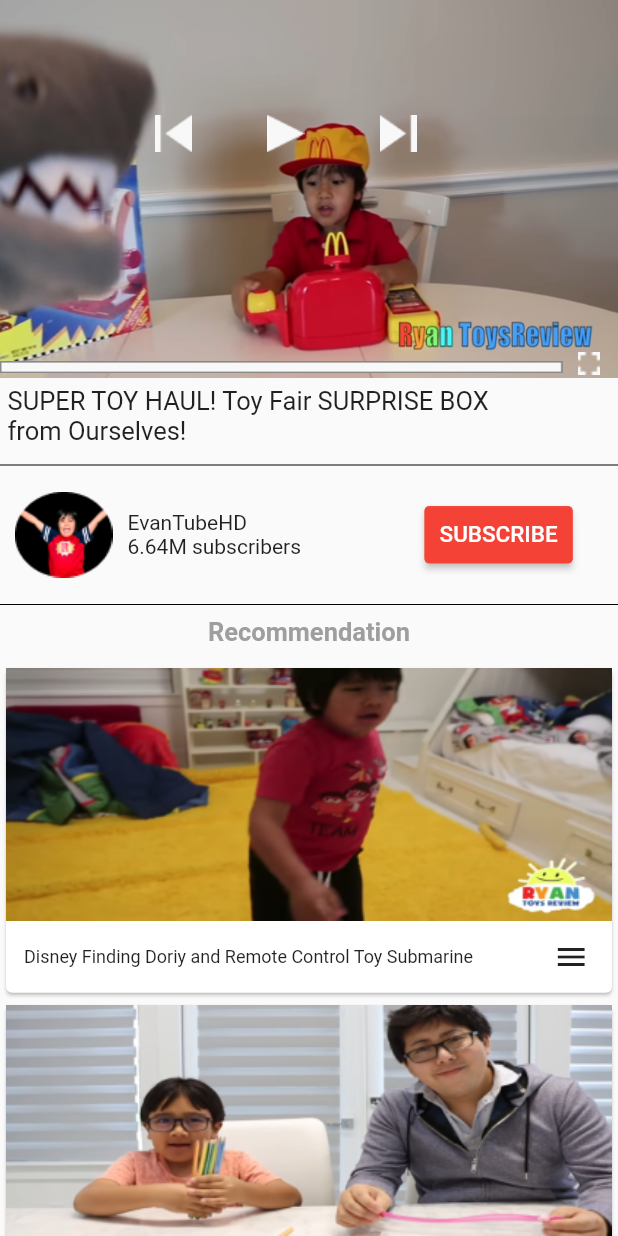
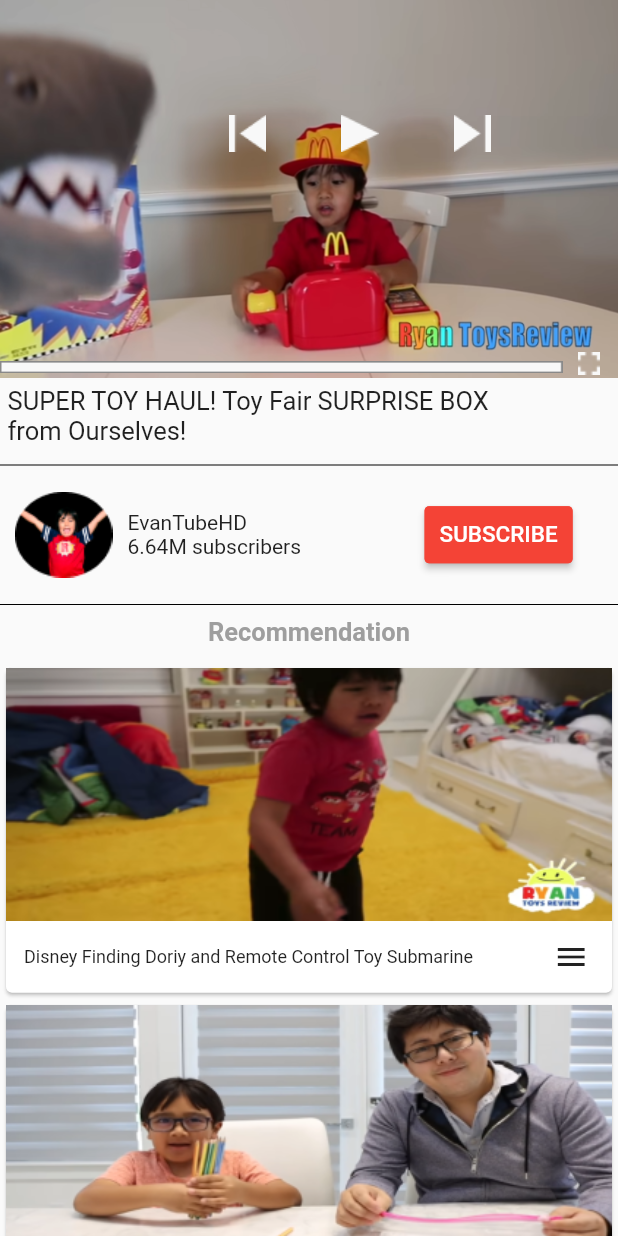
Before and after one commit to ihsanab31/psm, a Flutter app: the Detail screen opened by its route, scrolled down 41 dp, on a phone screen of 412 x 824 dp. Run offline on Flutter 3.47's test engine with Material 2 defaults, Android fonts, the phone set to English and light mode, and no system bars.

Commit message:
fixing video

```diff
--- a/lib/screen/detail.dart
+++ b/lib/screen/detail.dart
@@ -17,6 +17,7 @@ class _DetailState extends State<Detail> {
             children: [
               Container(
                 height: 293,
+                alignment: Alignment.center,
                 decoration: BoxDecoration(
                   image: DecorationImage(
                     image: AssetImage("images/playvideo.png"),
@@ -35,19 +36,21 @@ class _DetailState extends State<Detail> {
                           ),
                           Container(
                             margin: EdgeInsets.only(
-                                left: MediaQuery.of(context).size.height / 2.5),
+                                left: MediaQuery.of(context).size.width / 1.1),
                             alignment: Alignment.centerRight,
                             child: Image.asset("images/opstion.png"),
                           ),
                         ],
                       ),
                     ),
+                    Center(
+                      child:
                       Container(
                         height: 200,
                         width: double.infinity,
                         alignment: Alignment.center,
                         margin: EdgeInsets.only(
-                          left: MediaQuery.of(context).size.height / 8),
+                            left: MediaQuery.of(context).size.width / 2.7),
                         child: Row(
                           children: [
                             Container(
@@ -65,6 +68,8 @@ class _DetailState extends State<Detail> {
                             ),
                           ],
                         ),
+                      ),
+
                     ),
                     Container(
                       width: double.infinity,
--- a/pubspec.yaml
+++ b/pubspec.yaml
@@ -68,6 +68,7 @@ flutter:
       - images/one.png
       - images/two.png
       - images/three.png
+      - images/background.png
   #   - images/a_dot_ham.jpeg
 
   # An image asset can refer to one or more resolution-specific "variants", see
```
Also changed, not shown: lib/screen/menu.dart (+37 -8 lines), images/background.png (added). Lines whose indentation alone changed are shown as unchanged.
